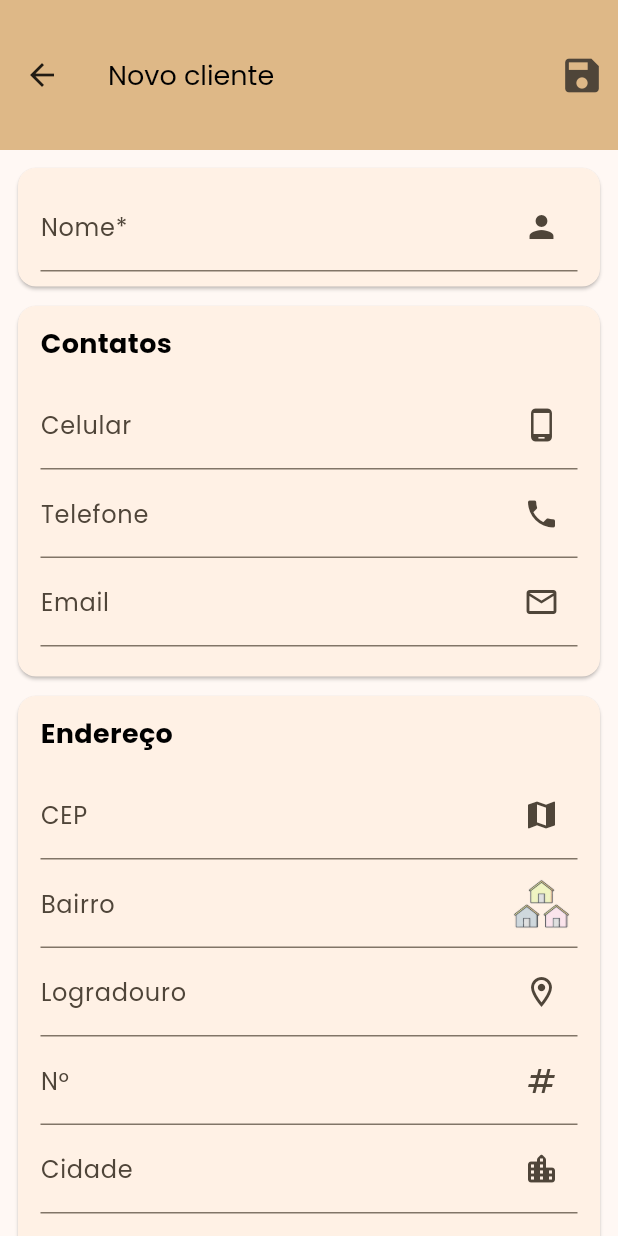
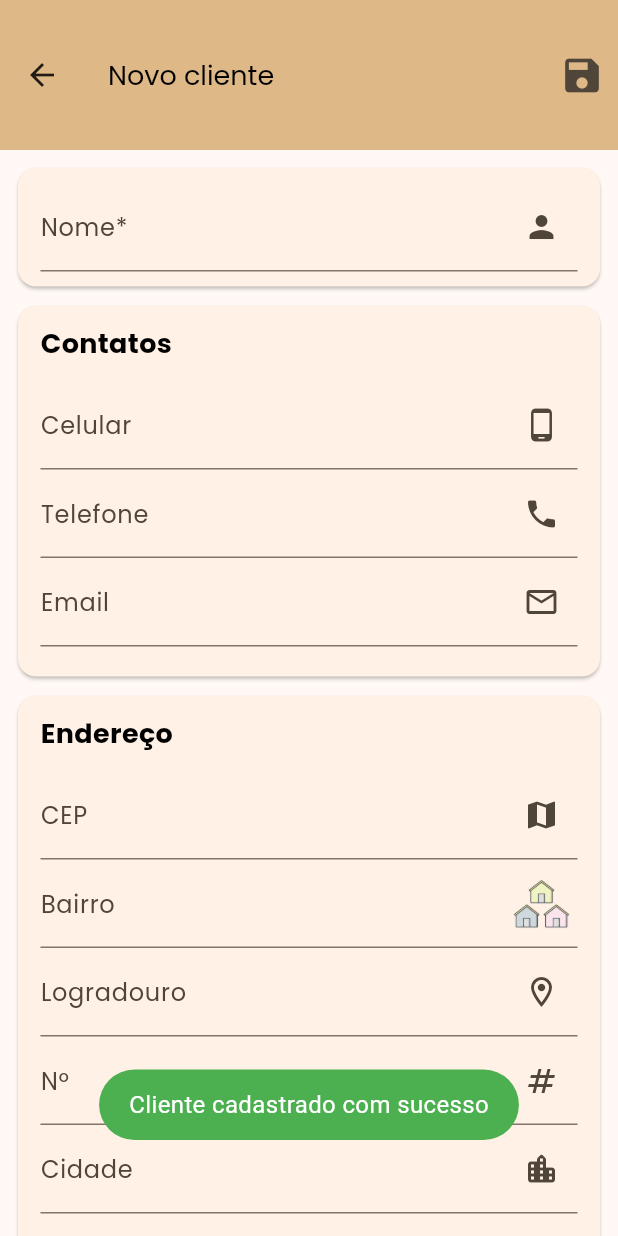
Before and after one commit to Jo-Analyst/js-budget, a Flutter app: the ClientFormPage screen opened by its route, after a tap on the "save" icon, on a phone screen of 412 x 824 dp. Run offline on Flutter 3.47's test engine with Material 3 defaults, Android fonts, the phone set to English and light mode, and no system bars; our stand-ins replace animated_text_kit, contacts_service, flutter_masked_text2, fluttertoast, font_awesome_flutter, loading_animation_widget and 3 more; missing offline and left inert: validatorless; accounts and stored records are empty.

Commit message:
trabalhando com sqlite

```diff
--- a/lib/src/config/db/database.dart
+++ b/lib/src/config/db/database.dart
@@ -16,7 +16,7 @@ class DataBase {
         );
 
         db.execute(
-          "CREATE TABLE IF NOT EXISTS contacts (id INTEGER PRIMARY KEY, cell_phone TEXT NULL, tele_phone TEXT NOT NULL, email TEXT NULL, client_id INT NOT NULL, FOREIGN KEY (client_id) REFERENCES clients(id) ON DELETE SET NULL)",
+          "CREATE TABLE IF NOT EXISTS contacts (id INTEGER PRIMARY KEY, cell_phone TEXT NULL, tele_phone TEXT NOT NULL, email TEXT NULL, client_id INTEGER, FOREIGN KEY (client_id) REFERENCES clients(id) ON DELETE SET NULL)",
         );
 
         db.execute(
@@ -27,7 +27,7 @@ class DataBase {
             'CREATE TABLE IF NOT EXISTS materials (id INTEGER PRIMARY KEY, name TEXT, type TEXT, quantity REAL, unit TEXT, price REAL, month_of_last_purchase TEXT, observation TEXT, supplier TEXT)');
 
         db.execute(
-          'CREATE TABLE IF NOT EXISTS budgets (id INTEGER PRIMARY KEY, value_total REAL NOT NULL, status TEXT, created_at, client_id INTEGER NOT NULL, created_at TEXT, FOREIGN KEY (client_id) REFERENCES clients(id) ON DELETE SET NULL)',
+          'CREATE TABLE IF NOT EXISTS budgets (id INTEGER PRIMARY KEY, value_total REAL NOT NULL, status TEXT, created_at TEXT, client_id INTEGER NOT NULL, FOREIGN KEY (client_id) REFERENCES clients(id) ON DELETE SET NULL)',
         );
 
         db.execute(
--- /dev/null
+++ b/lib/src/exception/respository_exception.dart
@@ -0,0 +1,5 @@
+class RespositoryException implements Exception {
+  final String message;
+
+  RespositoryException({this.message = ''});
+}
--- /dev/null
+++ b/lib/src/fp/either.dart
@@ -0,0 +1,16 @@
+// ignore_for_file: public_member_api_docs, sort_constructors_first
+sealed class Either<L, R> {}
+
+class Left<L, R> extends Either<L, R> {
+  final L value;
+  Left(
+    this.value,
+  );
+}
+
+class Right<L, R> extends Either<L, R> {
+  final R value;
+  Right(
+    this.value,
+  );
+}
--- /dev/null
+++ b/lib/src/helpers/message.dart
@@ -0,0 +1,40 @@
+import 'package:flutter/material.dart';
+import 'package:fluttertoast/fluttertoast.dart';
+
+mixin class Messages {
+  void showError(String message) {
+    Fluttertoast.showToast(
+      msg: message,
+      toastLength: Toast.LENGTH_SHORT,
+      gravity: ToastGravity.BOTTOM,
+      timeInSecForIosWeb: 3,
+      backgroundColor: Colors.red,
+      textColor: Colors.black,
+      fontSize: 16.0,
+    );
+  }
+
+  void showInfo(String message) {
+    Fluttertoast.showToast(
+      msg: message,
+      toastLength: Toast.LENGTH_SHORT,
+      gravity: ToastGravity.BOTTOM,
+      timeInSecForIosWeb: 3,
+      backgroundColor: Colors.blue,
+      textColor: Colors.white,
+      fontSize: 16.0,
+    );
+  }
+
+  void showSuccess(String message) {
+    Fluttertoast.showToast(
+      msg: message,
+      toastLength: Toast.LENGTH_SHORT,
+      gravity: ToastGravity.BOTTOM,
+      timeInSecForIosWeb: 3,
+      backgroundColor: Colors.green,
+      textColor: Colors.white,
+      fontSize: 16.0,
+    );
+  }
+}
--- a/lib/src/pages/client/client_controller.dart
+++ b/lib/src/pages/client/client_controller.dart
@@ -1,7 +1,17 @@
+import 'package:js_budget/src/fp/either.dart';
+import 'package:js_budget/src/helpers/message.dart';
 import 'package:js_budget/src/models/client_model.dart';
+import 'package:js_budget/src/repositories/client/client_repository_impl.dart';
 
-class ClientController {
-  void save(ClientModel client) {
+class ClientController with Messages {
+  void save(ClientModel client) async {
+    final result = await ClientRepositoryImpl().save(client);
 
+    switch (result) {
+      case Right():
+        showSuccess('Cliente cadastrado com sucesso');
+      case Left():
+        showError('Houve um erro ao cadastrar o cliente');
+    }
   }
 }
--- a/lib/src/pages/client/client_form_controller.dart
+++ b/lib/src/pages/client/client_form_controller.dart
@@ -1,5 +1,7 @@
 import 'package:flutter/material.dart';
+import 'package:js_budget/src/models/address_model.dart';
 import 'package:js_budget/src/models/client_model.dart';
+import 'package:js_budget/src/models/contact_model.dart';
 import 'package:js_budget/src/pages/client/client_form_page.dart';
 
 mixin ClientFormController on State<ClientFormPage> {
@@ -39,4 +41,33 @@ mixin ClientFormController on State<ClientFormPage> {
     cityEC.text = client.address?.city ?? '';
     stateEC.text = client.address?.state ?? '';
   }
+
+  ClientModel saveClient() {
+    return ClientModel(
+      name: nameEC.text,
+      contact: cellPhoneEC.text.isNotEmpty ||
+              mailEC.text.isNotEmpty ||
+              telePhoneEC.text.isNotEmpty
+          ? ContactModel(
+              cellPhone: cellPhoneEC.text,
+              email: mailEC.text,
+              telePhone: telePhoneEC.text,
+            )
+          : null,
+      address: districtEC.text.isNotEmpty ||
+              streetAddressEC.text.isNotEmpty ||
+              numberAddressEC.text.isNotEmpty ||
+              cityEC.text.isNotEmpty ||
+              stateEC.text.isNotEmpty
+          ? AddressModel(
+              cep: cepEC.text,
+              district: districtEC.text,
+              streetAddress: streetAddressEC.text,
+              numberAddress: numberAddressEC.text,
+              city: cityEC.text,
+              state: stateEC.text,
+            )
+          : null,
+    );
+  }
 }
--- a/lib/src/pages/client/client_form_page.dart
+++ b/lib/src/pages/client/client_form_page.dart
@@ -1,6 +1,8 @@
 import 'package:flutter/material.dart';
 import 'package:flutter/services.dart';
+import 'package:js_budget/src/config/db/database.dart';
 import 'package:js_budget/src/models/client_model.dart';
+import 'package:js_budget/src/pages/client/client_controller.dart';
 import 'package:js_budget/src/pages/client/client_form_controller.dart';
 import 'package:js_budget/src/pages/widgets/column_tile.dart';
 import 'package:js_budget/src/themes/light_theme.dart';
@@ -44,8 +46,14 @@ class _ClientFormPageState extends State<ClientFormPage>
         title: Text(widget.client != null ? 'Editar cliente' : 'Novo cliente'),
         actions: [
           IconButton(
-            onPressed: () {
-              formKey.currentState!.validate();
+            onPressed: () async {
+              if (formKey.currentState!.validate()) {
+                ClientController().save(saveClient());
+                final db = await DataBase.openDatabase();
+                print(await db.query('clients'));
+                print(await db.query('contacts'));
+                print(await db.query('address'));
+              }
             },
             icon: const Icon(
               Icons.save,
--- a/lib/src/repositories/client/client_repository_impl.dart
+++ b/lib/src/repositories/client/client_repository_impl.dart
@@ -1,4 +1,7 @@
 import 'package:js_budget/src/config/db/database.dart';
+import 'package:js_budget/src/exception/respository_exception.dart';
+import 'package:js_budget/src/fp/either.dart';
+import 'package:js_budget/src/fp/unit.dart';
 import 'package:js_budget/src/models/client_model.dart';
 import 'package:js_budget/src/repositories/client/client_repository.dart';
 
@@ -19,11 +22,12 @@ class ClientRepositoryImpl implements ClientRepository {
   }
 
   @override
-  Future<void> save(ClientModel client) async {
+  Future<Either<RespositoryException, Unit>> save(ClientModel client) async {
+    try {
       final db = await DataBase.openDatabase();
       await db.transaction((txn) async {
         if (client.id == 0) {
-        int lastId = await txn.insert('clients', {'name': client.name});
+          int lastId = await txn.insert('client', {'name': client.name});
           if (client.contact != null) {
             await txn.insert('contacts', {
               'cell_phone': client.contact!.cellPhone,
@@ -32,7 +36,23 @@ class ClientRepositoryImpl implements ClientRepository {
               'client_id': lastId
             });
           }
-      }
+          if (client.address != null) {
+            await txn.insert('address', {
+              'cep': client.address?.cep ?? '',
+              'district': client.address!.district,
+              'street_address': client.address!.streetAddress,
+              'number_address': client.address!.numberAddress,
+              'city': client.address!.city,
+              'state': client.address!.state,
+              'client_id': lastId
             });
           }
         }
+      });
+
+      return Right(unit);
+    } catch (e) {
+      return Left(RespositoryException());
+    }
+  }
+}
--- a/pubspec.yaml
+++ b/pubspec.yaml
@@ -51,6 +51,7 @@ dependencies:
   contacts_service: ^0.6.3
   loading_animation_widget: ^1.2.1
   signals_flutter: ^4.5.1
+  fluttertoast: ^8.2.4
 
 dev_dependencies:
   flutter_test:
```
Also changed, not shown: lib/src/fp/nil.dart (added, +8 -0 lines), lib/src/fp/unit.dart (added, +8 -0 lines), pubspec.lock, 1 other file. Lines whose indentation alone changed are shown as unchanged.
